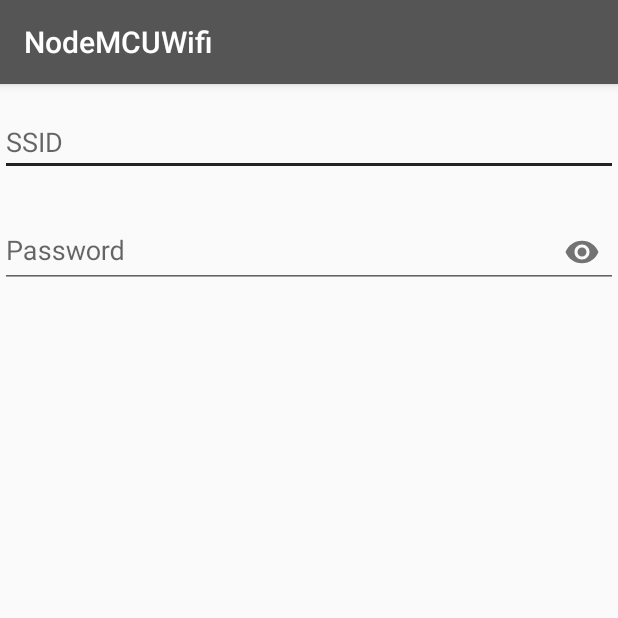
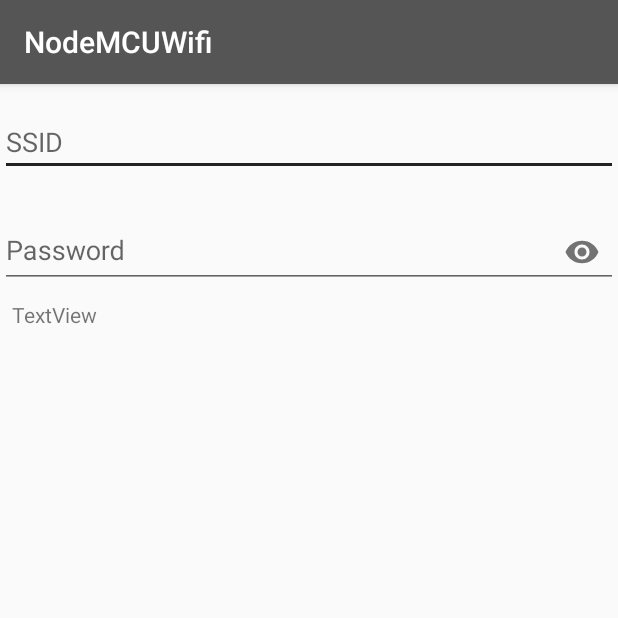
Before and after one commit to Arilucea/NodeMCUWifiApp, an Android app: the screen it shows after launch (MainActivity), on a phone screen of 412 x 824 dp, the top half of it. Run offline under Robolectric (Android 15) with nearby library versions, the phone set to English and light mode, and no system bars.

Commit message:
textview added to visualize the server response

```diff
--- a/App/app/src/main/res/layout/content_main.xml
+++ b/App/app/src/main/res/layout/content_main.xml
@@ -50,4 +50,14 @@
         app:layout_constraintEnd_toEndOf="parent"
         app:layout_constraintStart_toStartOf="parent" />
 
+    <TextView
+        android:id="@+id/textView"
+        android:layout_width="wrap_content"
+        android:layout_height="0dp"
+        android:layout_marginStart="8dp"
+        android:layout_marginTop="8dp"
+        android:text="TextView"
+        app:layout_constraintStart_toStartOf="parent"
+        app:layout_constraintTop_toBottomOf="@+id/etPasswordLayout" />
+
 </android.support.constraint.ConstraintLayout>
```
